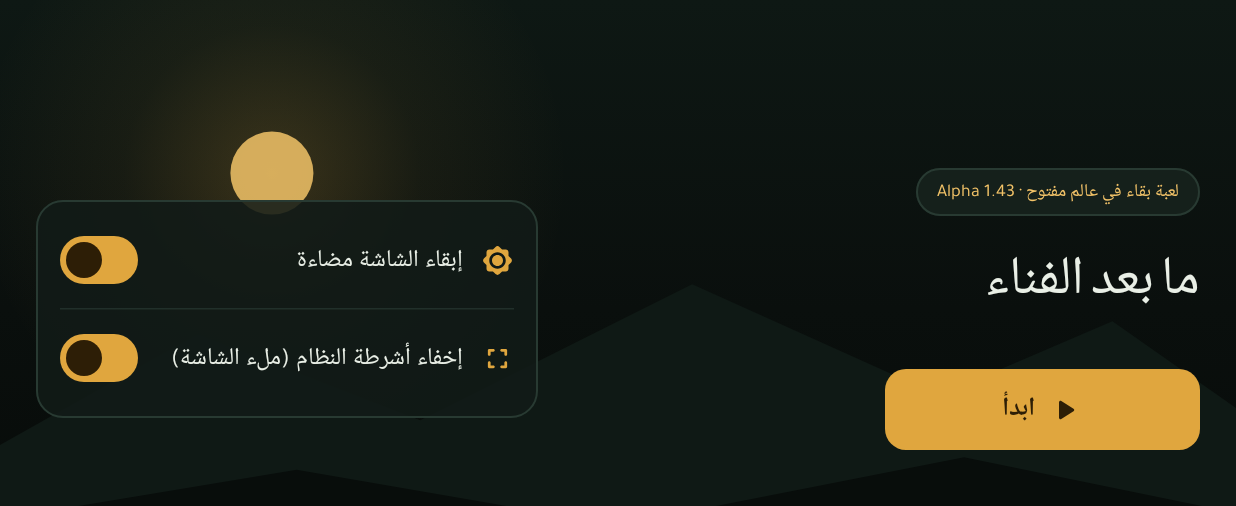
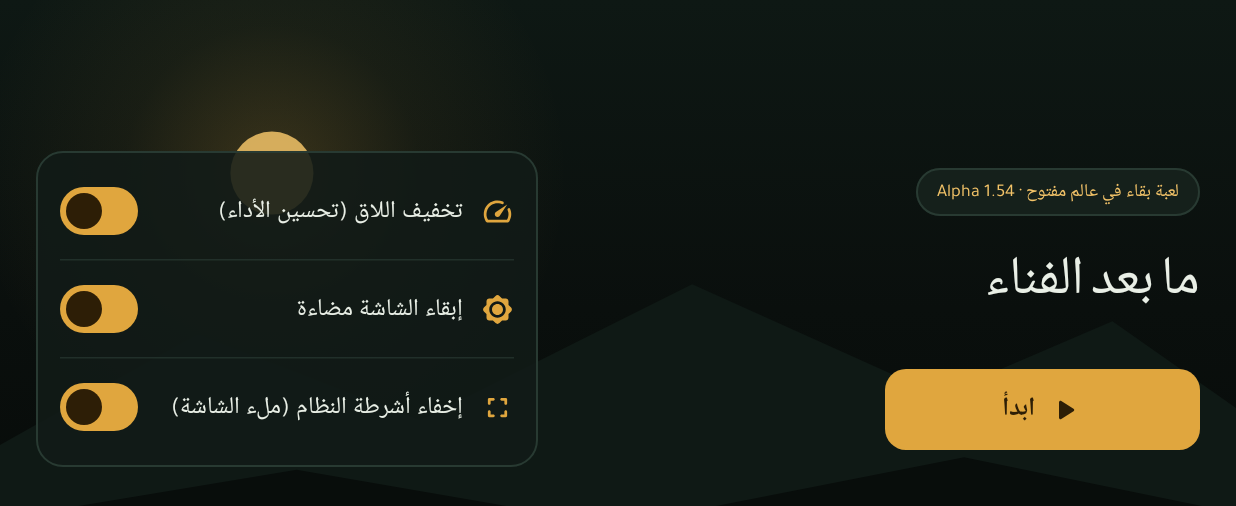
Before and after one commit to ali09ccx-hub/Beyond-Annihilation-Alpha-1.41-, an Android app built with Jetpack Compose: the screen it shows after launch (MainActivity), on a phone screen of 824 x 412 dp (held sideways). Shown: the top 506 px of the screen. Run offline under Robolectric (Android 15) with nearby library versions, the phone set to English and light mode, and no system bars.

Commit message:
feat: upgrade to Alpha 1.54 and add performance mode
- Upgrade app version to 1.54
- Add "Reduce Lag" setting to optimize performance
- Enable `largeHeap` in manifest
- Update test suite to support local Robolectric execution

```diff
--- a/app/src/main/AndroidManifest.xml
+++ b/app/src/main/AndroidManifest.xml
@@ -12,6 +12,7 @@
         android:hardwareAccelerated="true"
         android:icon="@mipmap/ic_launcher"
         android:label="@string/app_name"
+        android:largeHeap="true"
         android:roundIcon="@mipmap/ic_launcher_round"
         android:supportsRtl="true"
         android:theme="@style/Theme.MyApplication">
--- a/app/src/main/java/com/example/LauncherViewModel.kt
+++ b/app/src/main/java/com/example/LauncherViewModel.kt
@@ -11,6 +11,7 @@ import kotlinx.coroutines.flow.update
 data class LauncherUiState(
   val keepScreenOn: Boolean = true,
   val immersiveMode: Boolean = true,
+  val reduceLag: Boolean = true,
   val inGame: Boolean = false,
   val isGameLoading: Boolean = false,
   val showExitDialog: Boolean = false,
@@ -25,6 +26,7 @@ class LauncherViewModel(application: Application) : AndroidViewModel(application
       LauncherUiState(
         keepScreenOn = prefs.getBoolean(KEY_KEEP_SCREEN_ON, true),
         immersiveMode = prefs.getBoolean(KEY_IMMERSIVE_MODE, true),
+        reduceLag = prefs.getBoolean(KEY_REDUCE_LAG, true),
       )
     )
   val uiState: StateFlow<LauncherUiState> = _uiState.asStateFlow()
@@ -37,6 +39,11 @@ class LauncherViewModel(application: Application) : AndroidViewModel(application
   fun setImmersiveMode(enabled: Boolean) {
     prefs.edit().putBoolean(KEY_IMMERSIVE_MODE, enabled).apply()
     _uiState.update { it.copy(immersiveMode = enabled) }
+  }
+
+  fun setReduceLag(enabled: Boolean) {
+    prefs.edit().putBoolean(KEY_REDUCE_LAG, enabled).apply()
+    _uiState.update { it.copy(reduceLag = enabled) }
   }
 
   fun startGame() {
@@ -75,5 +82,6 @@ class LauncherViewModel(application: Application) : AndroidViewModel(application
     const val PREFS_NAME = "afterx_launcher_prefs"
     const val KEY_KEEP_SCREEN_ON = "keep_screen_on"
     const val KEY_IMMERSIVE_MODE = "immersive_mode"
+    const val KEY_REDUCE_LAG = "reduce_lag"
   }
 }
--- a/app/src/main/java/com/example/MainActivity.kt
+++ b/app/src/main/java/com/example/MainActivity.kt
@@ -37,6 +37,7 @@ import androidx.compose.material.icons.Icons
 import androidx.compose.material.icons.rounded.BrightnessHigh
 import androidx.compose.material.icons.rounded.Fullscreen
 import androidx.compose.material.icons.rounded.PlayArrow
+import androidx.compose.material.icons.rounded.Speed
 import androidx.compose.material3.AlertDialog
 import androidx.compose.material3.Button
 import androidx.compose.material3.ButtonDefaults
@@ -119,8 +120,10 @@ class MainActivity : ComponentActivity() {
               LauncherSplashScreen(
                 keepScreenOn = uiState.keepScreenOn,
                 immersiveMode = uiState.immersiveMode,
+                reduceLag = uiState.reduceLag,
                 onToggleKeepScreenOn = viewModel::setKeepScreenOn,
                 onToggleImmersiveMode = viewModel::setImmersiveMode,
+                onToggleReduceLag = viewModel::setReduceLag,
                 onStartClick = viewModel::startGame,
               )
             } else {
@@ -130,6 +133,7 @@ class MainActivity : ComponentActivity() {
 
               GameWebView(
                 modifier = Modifier.fillMaxSize(),
+                reduceLag = uiState.reduceLag,
                 onPageReady = viewModel::onGameLoaded,
                 onWebViewCreated = { activeWebView = it },
               )
@@ -199,8 +203,10 @@ class MainActivity : ComponentActivity() {
 private fun LauncherSplashScreen(
   keepScreenOn: Boolean,
   immersiveMode: Boolean,
+  reduceLag: Boolean,
   onToggleKeepScreenOn: (Boolean) -> Unit,
   onToggleImmersiveMode: (Boolean) -> Unit,
+  onToggleReduceLag: (Boolean) -> Unit,
   onStartClick: () -> Unit,
 ) {
   Box(modifier = Modifier.fillMaxSize()) {
@@ -238,8 +244,10 @@ private fun LauncherSplashScreen(
             modifier = Modifier.weight(0.9f),
             keepScreenOn = keepScreenOn,
             immersiveMode = immersiveMode,
+            reduceLag = reduceLag,
             onToggleKeepScreenOn = onToggleKeepScreenOn,
             onToggleImmersiveMode = onToggleImmersiveMode,
+            onToggleReduceLag = onToggleReduceLag,
           )
         }
       } else {
@@ -258,8 +266,10 @@ private fun LauncherSplashScreen(
             modifier = Modifier.fillMaxWidth(),
             keepScreenOn = keepScreenOn,
             immersiveMode = immersiveMode,
+            reduceLag = reduceLag,
             onToggleKeepScreenOn = onToggleKeepScreenOn,
             onToggleImmersiveMode = onToggleImmersiveMode,
+            onToggleReduceLag = onToggleReduceLag,
           )
         }
       }
@@ -335,8 +345,10 @@ private fun LauncherSettingsCard(
   modifier: Modifier = Modifier,
   keepScreenOn: Boolean,
   immersiveMode: Boolean,
+  reduceLag: Boolean,
   onToggleKeepScreenOn: (Boolean) -> Unit,
   onToggleImmersiveMode: (Boolean) -> Unit,
+  onToggleReduceLag: (Boolean) -> Unit,
 ) {
   Surface(
     modifier = modifier,
@@ -345,6 +357,19 @@ private fun LauncherSettingsCard(
     border = BorderStroke(1.dp, BorderMoss),
   ) {
     Column(modifier = Modifier.padding(vertical = 8.dp)) {
+      SettingSwitchRow(
+        icon = Icons.Rounded.Speed,
+        label = stringResource(R.string.setting_reduce_lag),
+        checked = reduceLag,
+        onCheckedChange = onToggleReduceLag,
+        switchTestTag = "reduce_lag_switch",
+      )
+
+      HorizontalDivider(
+        modifier = Modifier.padding(horizontal = 16.dp),
+        color = BorderMoss.copy(alpha = 0.7f),
+      )
+
       SettingSwitchRow(
         icon = Icons.Rounded.BrightnessHigh,
         label = stringResource(R.string.setting_keep_screen_on),
--- a/app/src/main/res/values/strings.xml
+++ b/app/src/main/res/values/strings.xml
@@ -1,9 +1,10 @@
 <resources>
     <string name="app_name">ما بعد الفناء</string>
-    <string name="launcher_subtitle">لعبة بقاء في عالم مفتوح · Alpha 1.43</string>
+    <string name="launcher_subtitle">لعبة بقاء في عالم مفتوح · Alpha 1.54</string>
     <string name="btn_start">ابدأ</string>
     <string name="setting_keep_screen_on">إبقاء الشاشة مضاءة</string>
     <string name="setting_immersive_mode">إخفاء أشرطة النظام (ملء الشاشة)</string>
+    <string name="setting_reduce_lag">تخفيف اللاق (تحسين الأداء)</string>
     <string name="exit_dialog_title">الخروج من اللعبة؟</string>
     <string name="exit_dialog_message">سيتم إغلاق اللعبة. تأكد من حفظ عالمك من قائمة الإيقاف المؤقت أولاً.</string>
     <string name="exit_dialog_confirm">خروج</string>
```
Also changed, not shown: app/build.gradle.kts (+18 -3 lines), app/src/main/java/com/example/GameWebView.kt (+113 -12 lines), 6 other files.
